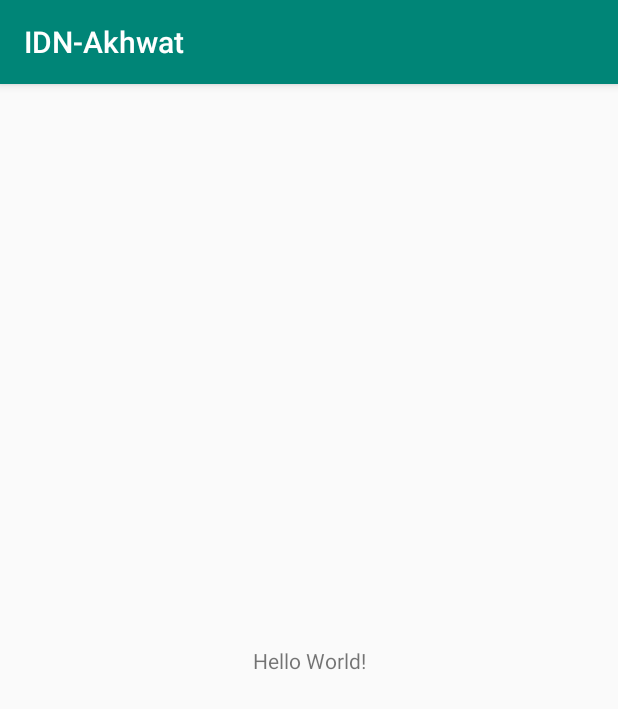
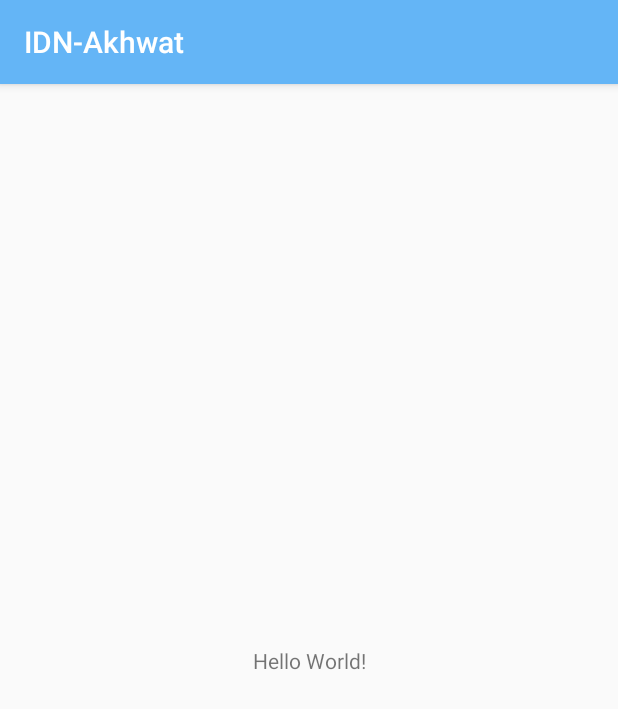
Before and after one commit to zakia-kia/IDN-Akhwat, an Android app: the screen it shows after launch (MainActivity), on a phone screen of 412 x 824 dp. Shown: the top 709 px of the screen. Run offline under Robolectric (Android 15) with nearby library versions, the phone set to English and light mode, and no system bars.

Commit message:
berupahan warna theme

```diff
--- a/app/src/main/res/values/colors.xml
+++ b/app/src/main/res/values/colors.xml
@@ -1,6 +1,6 @@
 <?xml version="1.0" encoding="utf-8"?>
 <resources>
-    <color name="colorPrimary">#008577</color>
-    <color name="colorPrimaryDark">#00574B</color>
+    <color name="colorPrimary">#64B5F6</color>
+    <color name="colorPrimaryDark">#2196F3</color>
     <color name="colorAccent">#D81B60</color>
 </resources>
```
